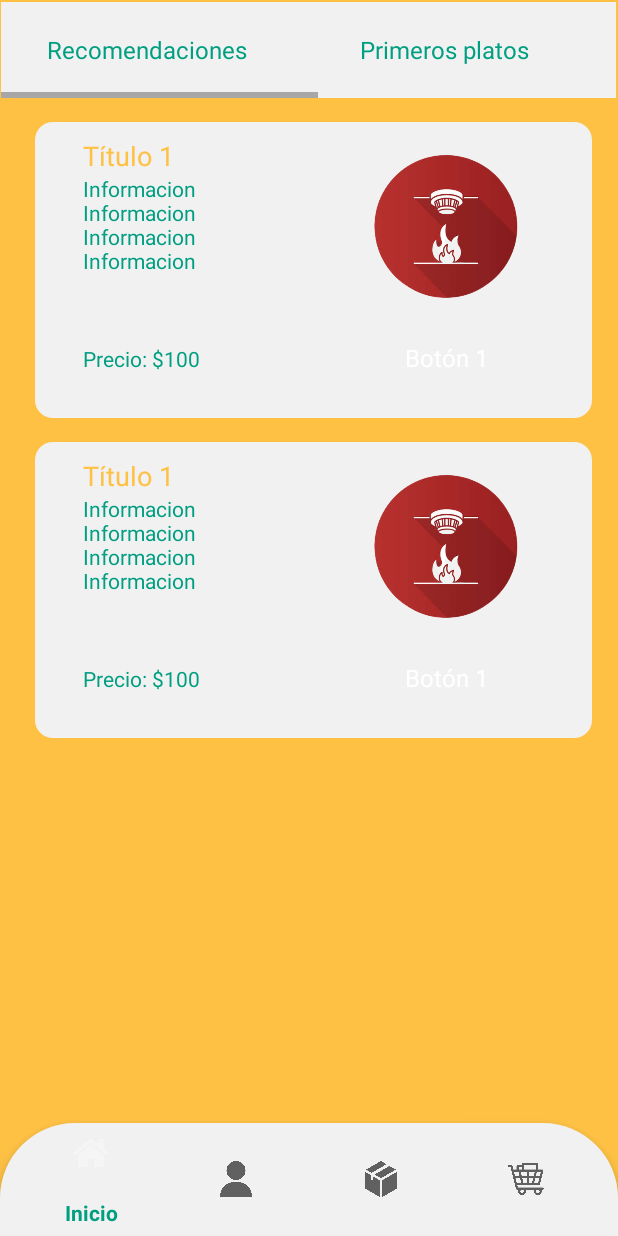
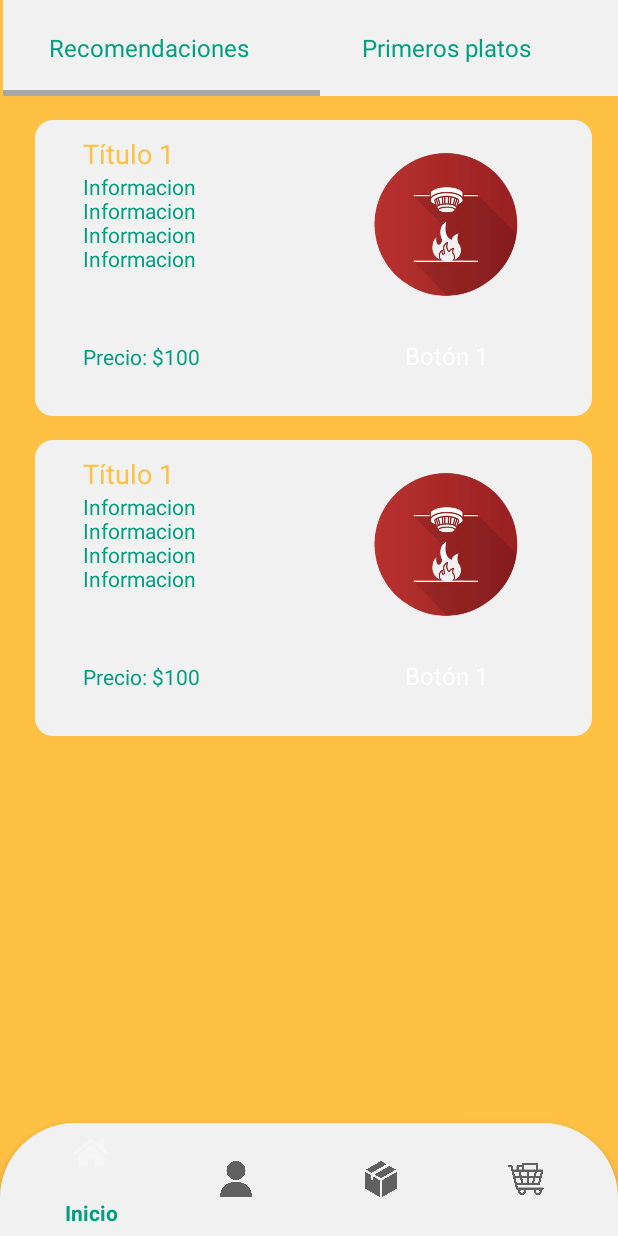
Before and after one commit to mai-pointer/Erronka1, an Android app: the MainActivity_Pagina_Tienda screen opened directly, with no data from a screen before it, on a phone screen of 412 x 824 dp. Run offline under Robolectric (Android 15) with nearby library versions, the phone set to English and light mode, and no system bars; our stand-ins replace Firebase (no records; nobody signed in at launch, a user with empty details on screens opened directly); Roboto replaces fonts that are not available here.

Commit message:
ui changes

```diff
--- a/app/src/main/res/layout/activity_main_pagina_tienda.xml
+++ b/app/src/main/res/layout/activity_main_pagina_tienda.xml
@@ -12,9 +12,6 @@
         android:id="@+id/horizontalScrollView2"
         android:layout_width="410dp"
         android:layout_height="64dp"
-        android:layout_marginStart="1dp"
-        android:layout_marginTop="1dp"
-        android:layout_marginEnd="1dp"
         android:layout_marginBottom="1dp"
         app:layout_constraintBottom_toBottomOf="parent"
         app:layout_constraintEnd_toEndOf="parent"
```
